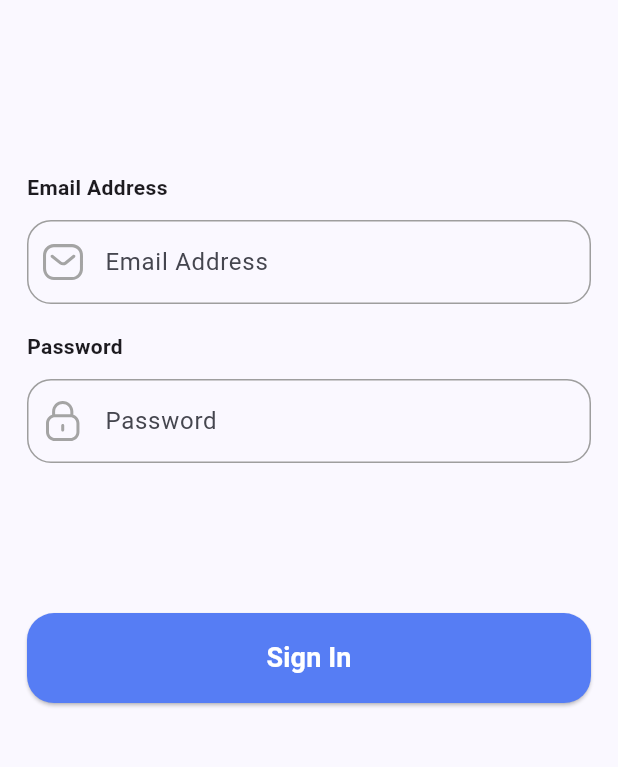
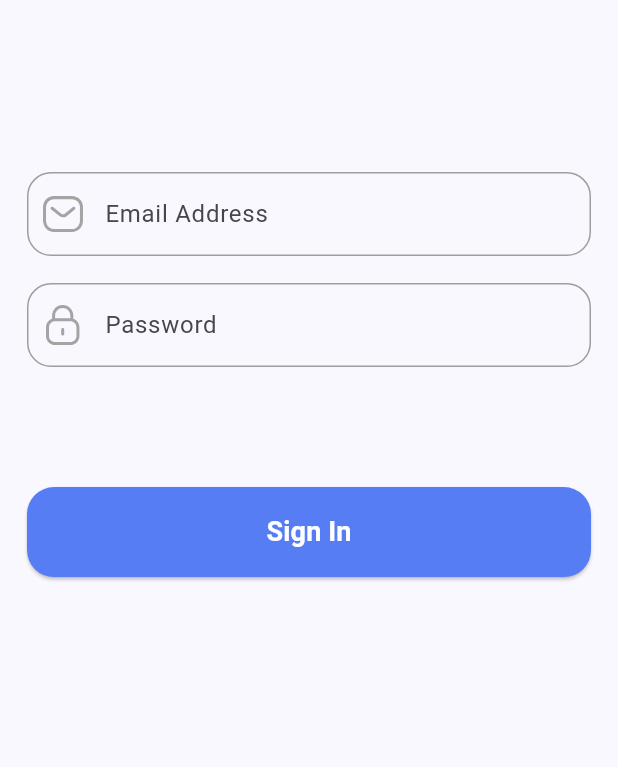
Before and after one commit to bahrie127/abs-template, a Flutter app: the screen it shows after launch, on a phone screen of 412 x 824 dp, the part 349-1116 px from its top. Run offline on Flutter 3.47's test engine with Material 3 defaults, Android fonts, the phone set to English and light mode, and no system bars; our stand-ins replace camera, flutter_svg, google_fonts.

```diff
--- a/lib/ui/auth/login_page.dart
+++ b/lib/ui/auth/login_page.dart
@@ -23,6 +23,7 @@ class LoginPage extends StatelessWidget {
           ),
           const SpaceHeight(30.0),
           CustomTextField(
+            showLabel: false,
             controller: emailController,
             label: 'Email Address',
             prefixIcon: Padding(
@@ -32,6 +33,7 @@ class LoginPage extends StatelessWidget {
           ),
           const SpaceHeight(18.0),
           CustomTextField(
+            showLabel: false,
             controller: passwordController,
             label: 'Password',
             prefixIcon: Padding(
@@ -40,7 +42,7 @@ class LoginPage extends StatelessWidget {
             ),
             obscureText: true,
           ),
-          const SpaceHeight(100.0),
+          const SpaceHeight(80.0),
           Button.filled(
             onPressed: () {
               context.pushReplacement(const MainPage());
```
